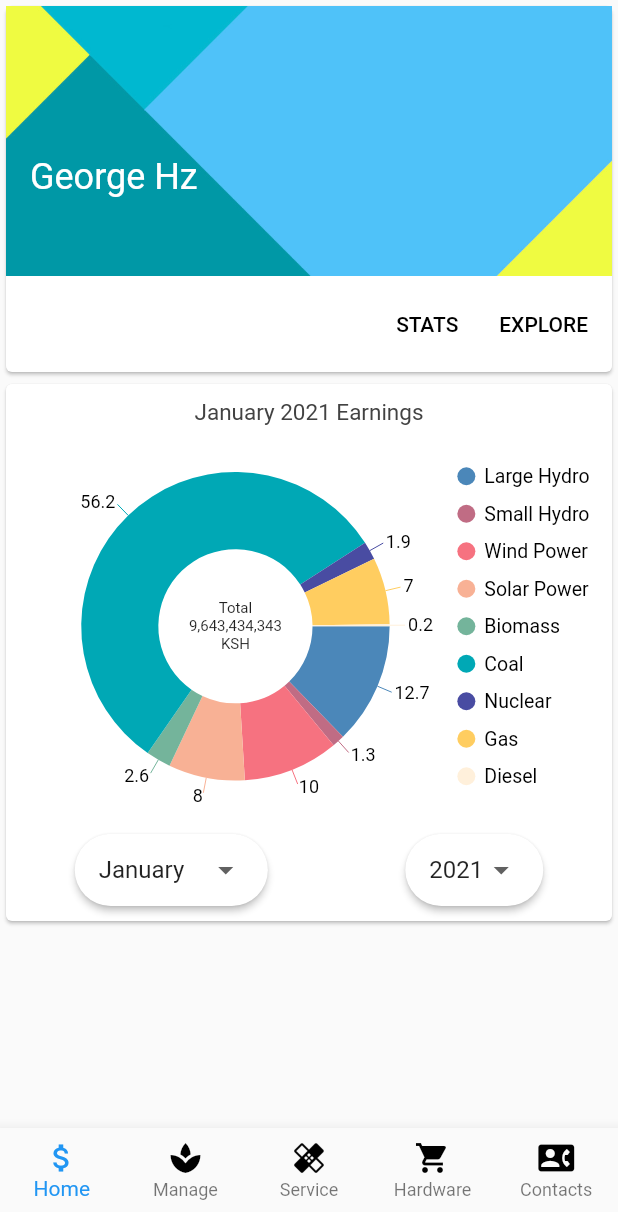
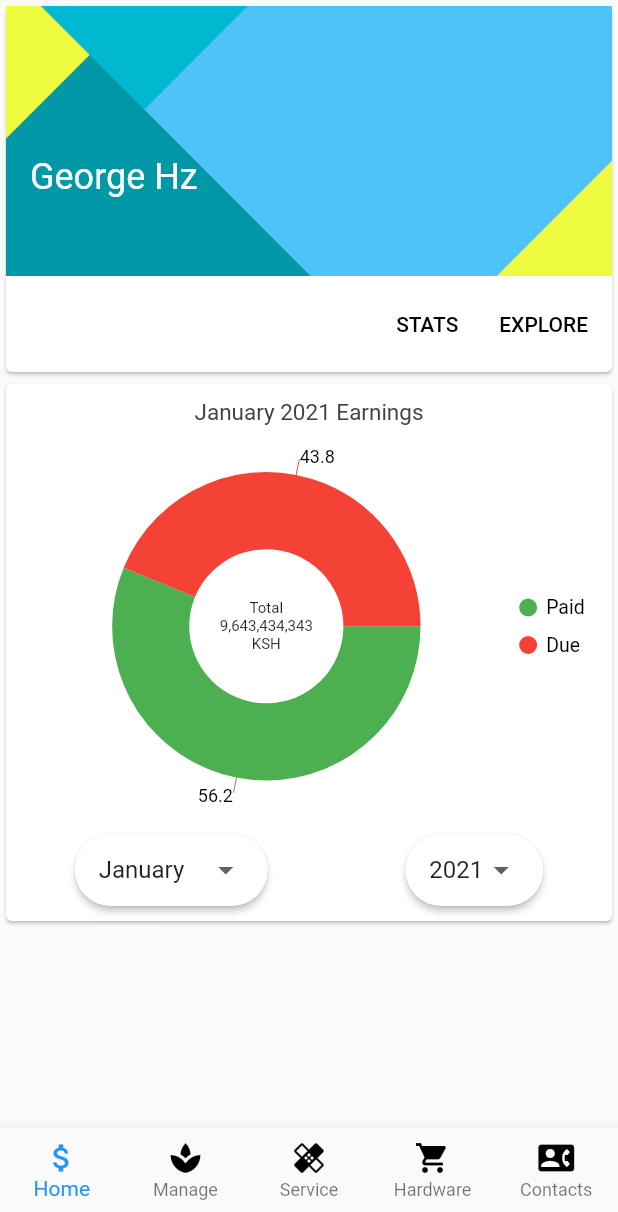
Before and after one commit to CreamyMilk/zukees, a Flutter app: the screen it shows after launch, on a phone screen of 412 x 824 dp, the part 24-1236 px from its top. Run offline on Flutter 3.47's test engine with Material 2 defaults, Android fonts, the phone set to English and light mode, and no system bars; our stand-ins replace flutter_blurhash, syncfusion_flutter_charts.

Commit message:
📈Basic analytics setup

```diff
--- a/lib/views/service_tab.dart
+++ b/lib/views/service_tab.dart
@@ -75,12 +75,12 @@ class _KraGridState extends State<KraGrid> {
           child: GridView.count(
                   crossAxisCount: 2,
                   children:[ GridTile(
-          footer:Card(child: Text("Apply for 🤖 Automated KRA File Taxingsdfsdfsdfsdf\n\n")),
+          footer:Container(color:Colors.white,child: Text("Apply for 🤖 Automated KRA File Taxingsdfsdfsdfsdf\n")),
           child:Image.asset("assets/kraicon.png")
 
 
         ), GridTile(
-          footer:Card(child: Text("Apply for 🤖 Random Service KRA File Taxingsdfsdfsdfsdf\n\n")),
+          footer:Card(child: Text("Apply for 🤖 Random Service KRA File Taxingsdfsdfsdfsdf\n")),
           child:Image.asset("assets/kraicon.png")
 
         ),
--- a/lib/views/tabs_control.dart
+++ b/lib/views/tabs_control.dart
@@ -2,6 +2,7 @@ import 'package:flutter/material.dart';
 import 'package:zukes/views/home_tab.dart';
 import 'package:zukes/views/manage_tab.dart';
 import 'package:zukes/views/service_tab.dart';
+import 'package:zukes/views/shop_tab.dart';
 
 class BaseTabView extends StatefulWidget {
   @override
@@ -13,7 +14,7 @@ class _BaseTabViewState extends State<BaseTabView> {
     HomeTab(),
     ManageTab(),
     ServiceTab(),
-    Center(child: Text("4")),
+   ShoppingTab(),
     Center(child: Text("5")),
   ];
   int _activetab;
--- a/lib/widgets/graph_trans.dart
+++ b/lib/widgets/graph_trans.dart
@@ -61,7 +61,7 @@ class _CoolGraphState extends State<CoolGraph> {
                       onChanged: (String n) {
                         setState(() {
                           _monthvalue = n;
-                          _temp = 100;
+                          _temp = 90;
                         });
                       }),
                   color: Colors.white),
@@ -110,15 +110,11 @@ class _CoolGraphState extends State<CoolGraph> {
   ///Get the default circular series
   List<DoughnutSeries<ChartSampleData, String>> _getCoolGraphSeries(double temp) {
     final List<ChartSampleData> chartData = <ChartSampleData>[
-      ChartSampleData(x: 'Large Hydro', y: 12.7, pointColor: Colors.black),
-      ChartSampleData(x: 'Small Hydro', y: 1.3),
-      ChartSampleData(x: 'Wind Power', y: 10),
-      ChartSampleData(x: 'Solar Power', y: 8),
-      ChartSampleData(x: 'Biomass', y: 2.6),
-      ChartSampleData(x: 'Coal', y: temp),
-      ChartSampleData(x: 'Nuclear', y: 1.9),
-      ChartSampleData(x: 'Gas', y: 7),
-      ChartSampleData(x: 'Diesel', y: 0.2)
+          ChartSampleData(x: 'Paid ', y: temp,pointColor: Colors.green),
+      ChartSampleData(x: 'Due', y: 100-temp, pointColor: Colors.red),
+
+
+
     ];
     return <DoughnutSeries<ChartSampleData, String>>[
       DoughnutSeries<ChartSampleData, String>(
@@ -126,6 +122,7 @@ class _CoolGraphState extends State<CoolGraph> {
           strokeColor: Colors.red,
           xValueMapper: (ChartSampleData data, _) => data.x,
           yValueMapper: (ChartSampleData data, _) => data.y,
+          pointColorMapper: (ChartSampleData data, _) => data.pointColor,
           startAngle: 90,
           endAngle: 90,
           dataLabelSettings: DataLabelSettings(
--- a/pubspec.yaml
+++ b/pubspec.yaml
@@ -27,7 +27,7 @@ dependencies:
   hive_flutter:
   charts_flutter: ^0.9.0
   syncfusion_flutter_charts:
-
+  flutter_blurhash: ^0.5.0
   # The following adds the Cupertino Icons font to your application.
   # Use with the CupertinoIcons class for iOS style icons.
   cupertino_icons: ^0.1.3
```
Also changed, not shown: lib/views/shop_tab.dart (+18 -11 lines), 4 other files.
